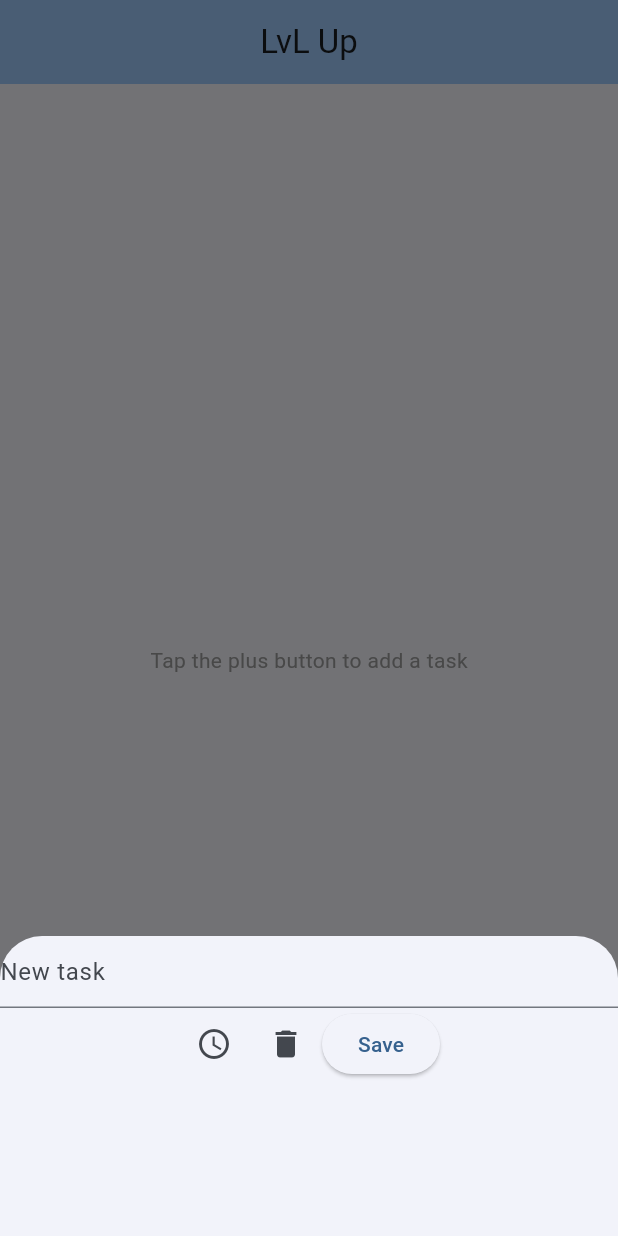
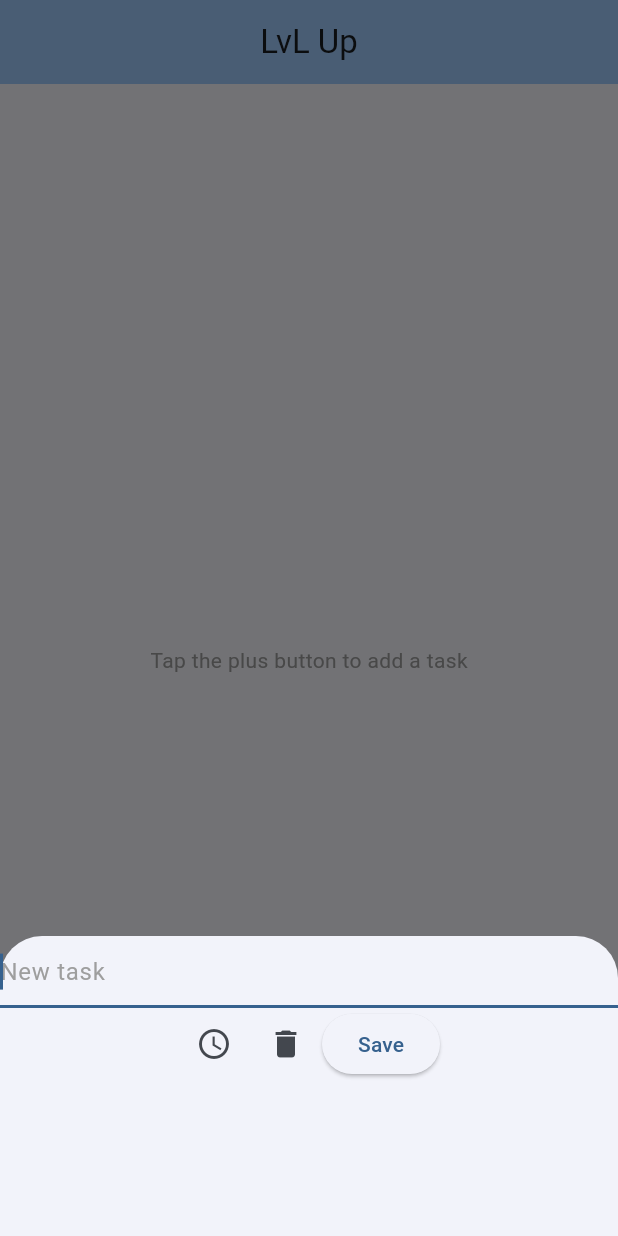
Before and after one commit to brunofreda/lvl-up, a Flutter app: the screen it shows after launch, after a tap on the "add" icon, on a phone screen of 412 x 824 dp. Run offline on Flutter 3.47's test engine with Material 2 defaults, Android fonts, the phone set to English and light mode, and no system bars.

Commit message:
Made the keyboard to push the bottom sheet when adding a task

```diff
--- a/lib/tasks_page.dart
+++ b/lib/tasks_page.dart
@@ -66,7 +66,6 @@ class ItemsListVisualizer extends StatelessWidget {
     return itemsList.isEmpty
         ? const Text(
             'Tap the plus button to add a task',
-            // TODO : Set the color of the text relating it with the theme
             style: TextStyle(color: Colors.grey),
           )
         : Text(
@@ -91,11 +90,15 @@ class AddItemButton extends StatelessWidget {
   Widget build(BuildContext context) {
     return FloatingActionButton(
       onPressed: () {
-        // TODO : Make the keyboard push the popup
         showModalBottomSheet(
           context: context,
+          isScrollControlled: true,
           builder: (BuildContext context) {
-              return SizedBox(
+            return Padding(
+              padding: EdgeInsets.only(
+                bottom: MediaQuery.of(context).viewInsets.bottom
+              ),
+              child: SizedBox(
                 height: 200,
                 child: Center(
                   child: Form(
@@ -104,9 +107,12 @@ class AddItemButton extends StatelessWidget {
                       children: [
                         TextFormField(
                           decoration: InputDecoration(
-                            // TODO : Make the color of the hint text grey.
                             hintText: hintString,
+                            hintStyle: const TextStyle(
+                              color: Colors.grey,
                             ),
+                          ),
+                          autofocus: true,
                           onSaved: (newItem) => addFunction(newItem),
                         ),
                         Row(
@@ -142,6 +148,7 @@ class AddItemButton extends StatelessWidget {
                     ),
                   ),
                 ),
+              ),
             );
           }
         );
```
Also changed, not shown: 1 other file. Lines whose indentation alone changed are shown as unchanged.
